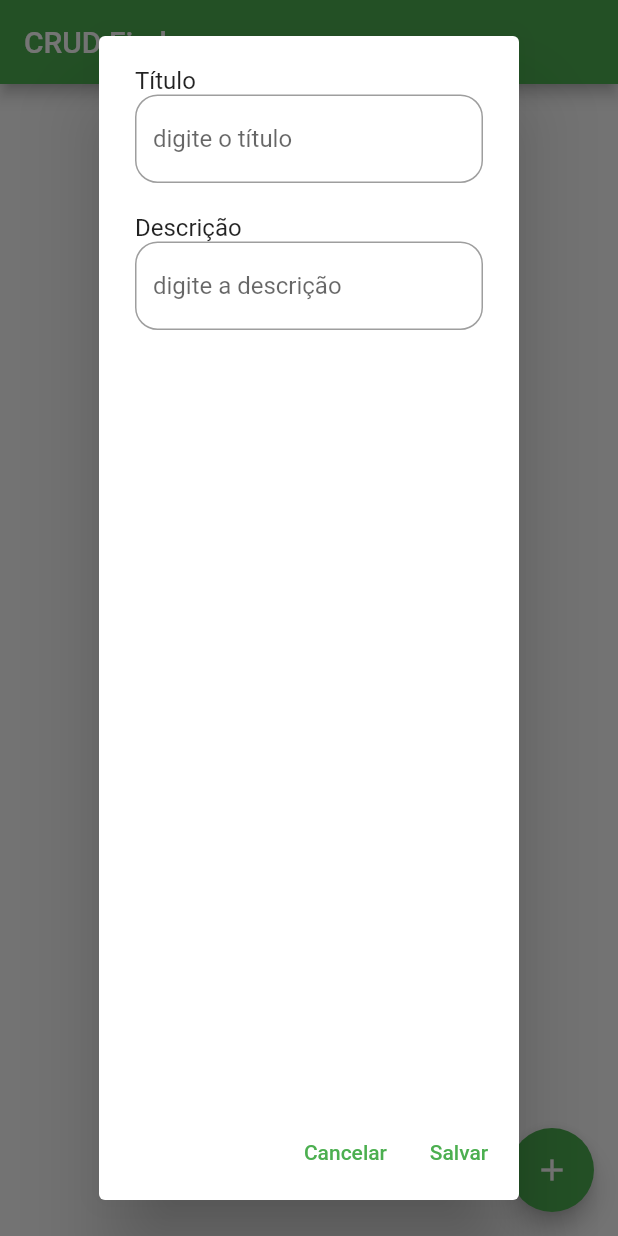
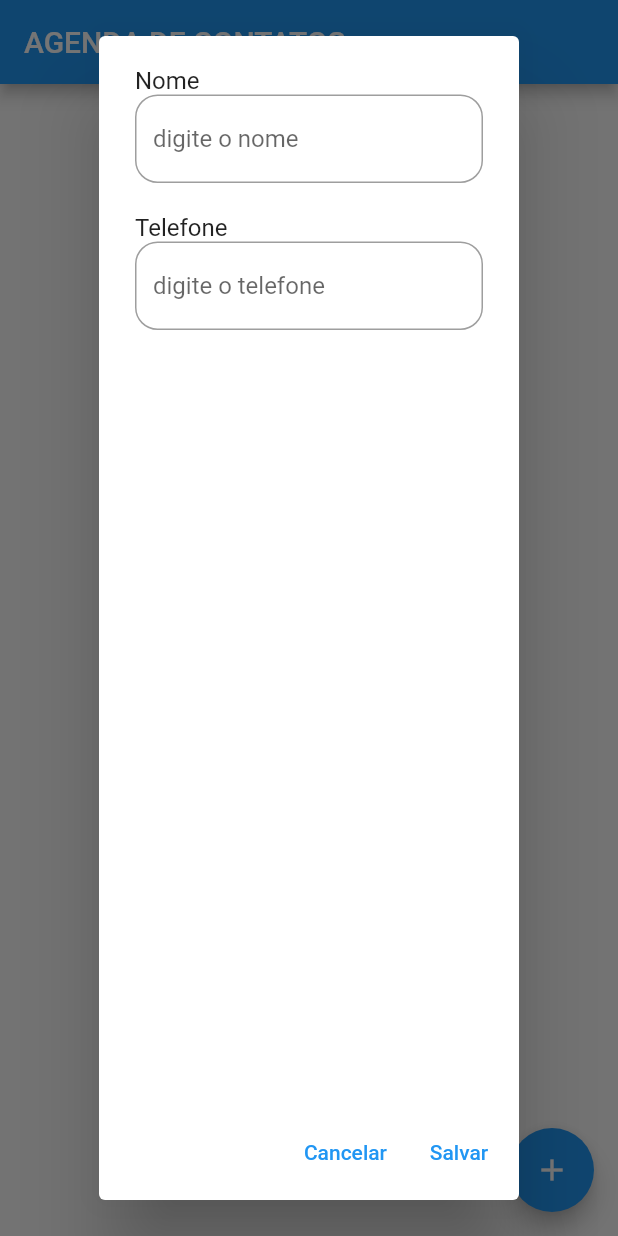
Before and after one commit to lucasbottrel/Agenda_de_Contatos, a Flutter app: the screen it shows after launch, after a tap on the "add" icon, on a phone screen of 412 x 824 dp. Run offline on Flutter 3.47's test engine with Material 2 defaults, Android fonts, the phone set to English and light mode, and no system bars; our stand-ins replace cloud_firestore, firebase_core; accounts and stored records are empty.

Commit message:
Inserção de Contatos funcionando

```diff
--- a/lib/main.dart
+++ b/lib/main.dart
@@ -17,7 +17,7 @@ class MyApp extends StatelessWidget {
     return MaterialApp(
       debugShowCheckedModeBanner: false,
       theme: ThemeData(
-        primarySwatch: Colors.green,
+        primarySwatch: Colors.blue,
       ),
       initialRoute: Home.tag,
       routes: {
--- a/lib/view/home.dart
+++ b/lib/view/home.dart
@@ -8,12 +8,12 @@ class Home extends StatelessWidget {
     var tituloController = TextEditingController();
     var descricaoController = TextEditingController();
     FirebaseFirestore db = FirebaseFirestore.instance;
-    var snap = db.collection("tarefa").
+    var snap = db.collection("contatos").
     where('excluido', isEqualTo: false).
     snapshots();
     return Scaffold(
       appBar: AppBar(
-        title: Text("CRUD Firebase"),
+        title: Text("AGENDA DE CONTATOS"),
       ),
       body: StreamBuilder(
         stream: snap,
@@ -26,8 +26,8 @@ class Home extends StatelessWidget {
               itemBuilder: (context, i){
                 var item = snapshot.data.docs[i];
                 return ListTile(
-                  title: Text(item['titulo']),
-                  subtitle: Text(item['descricao']),
+                  title: Text(item['nome']),
+                  subtitle: Text(item['telefone']),
                 );
               },
           );
@@ -44,10 +44,10 @@ class Home extends StatelessWidget {
                         mainAxisAlignment: MainAxisAlignment.start,
                         crossAxisAlignment: CrossAxisAlignment.start,
                         children: <Widget>[
-                          Text("Título"),
+                          Text("Nome"),
                           TextFormField(
                             decoration: InputDecoration(
-                              hintText: "digite o título",
+                              hintText: "digite o nome",
                               border: OutlineInputBorder(
                                 borderRadius: BorderRadius.circular(15),
                               ),
@@ -55,10 +55,10 @@ class Home extends StatelessWidget {
                             controller: tituloController,
                           ),
                           SizedBox(height: 20,),
-                          Text("Descrição"),
+                          Text("Telefone"),
                           TextFormField(
                             decoration: InputDecoration(
-                              hintText: "digite a descrição",
+                              hintText: "digite o telefone",
                               border: OutlineInputBorder(
                                 borderRadius: BorderRadius.circular(15),
                               ),
@@ -76,9 +76,9 @@ class Home extends StatelessWidget {
                     ),
                     TextButton(
                         onPressed: () async {
-                          await db.collection("tarefa").
-                          add({'titulo': tituloController.text,
-                            'descricao': descricaoController.text,
+                          await db.collection("contatos").
+                          add({'nome': tituloController.text,
+                            'telefone': descricaoController.text,
                             'concluido': false,
                             'excluido': false} );
                           Navigator.of(context).pop();
```
